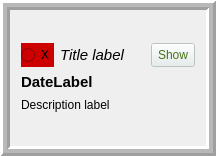
This is TimelineArchitect/eventframe_View.ui in GrzegorzDomaradzki/TimelineArchitect as Qt 5 draws it before an edit. The edited form follows.
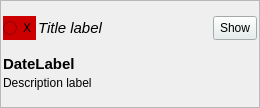
This is the edited form.

The edit to the form file:
```diff
--- a/TimelineArchitect/eventframe_View.ui
+++ b/TimelineArchitect/eventframe_View.ui
@@ -9,8 +9,8 @@
    <rect>
     <x>0</x>
     <y>0</y>
-    <width>216</width>
-    <height>156</height>
+    <width>260</width>
+    <height>108</height>
    </rect>
   </property>
   <property name="cursor">
@@ -29,23 +29,41 @@
    <double>1.000000000000000</double>
   </property>
   <property name="autoFillBackground">
-   <bool>false</bool>
+   <bool>true</bool>
   </property>
   <property name="frameShape">
-   <enum>QFrame::Box</enum>
+   <enum>QFrame::StyledPanel</enum>
   </property>
   <property name="frameShadow">
-   <enum>QFrame::Raised</enum>
+   <enum>QFrame::Plain</enum>
   </property>
   <property name="lineWidth">
-   <number>3</number>
+   <number>1</number>
   </property>
   <property name="midLineWidth">
-   <number>4</number>
+   <number>0</number>
   </property>
-  <layout class="QVBoxLayout" name="verticalLayout_3">
+  <layout class="QHBoxLayout" name="horizontalLayout_2">
+   <property name="spacing">
+    <number>4</number>
+   </property>
+   <property name="leftMargin">
+    <number>2</number>
+   </property>
+   <property name="topMargin">
+    <number>2</number>
+   </property>
+   <property name="rightMargin">
+    <number>2</number>
+   </property>
+   <property name="bottomMargin">
+    <number>2</number>
+   </property>
    <item>
     <layout class="QVBoxLayout" name="verticalLayout_2" stretch="1,10">
+     <property name="spacing">
+      <number>2</number>
+     </property>
      <item>
       <layout class="QHBoxLayout" name="horizontalLayout" stretch="1,10,0">
        <property name="sizeConstraint">
@@ -538,7 +556,7 @@
        <item>
         <widget class="QToolButton" name="toolButton_2">
          <property name="enabled">
-          <bool>false</bool>
+          <bool>true</bool>
          </property>
          <property name="maximumSize">
           <size>
@@ -988,6 +1006,9 @@
            </disabled>
           </palette>
          </property>
+         <property name="autoFillBackground">
+          <bool>true</bool>
+         </property>
          <property name="text">
           <string>Show</string>
          </property>
```
Left out of the diff: 2 changed lines with no effect on the pictures.
